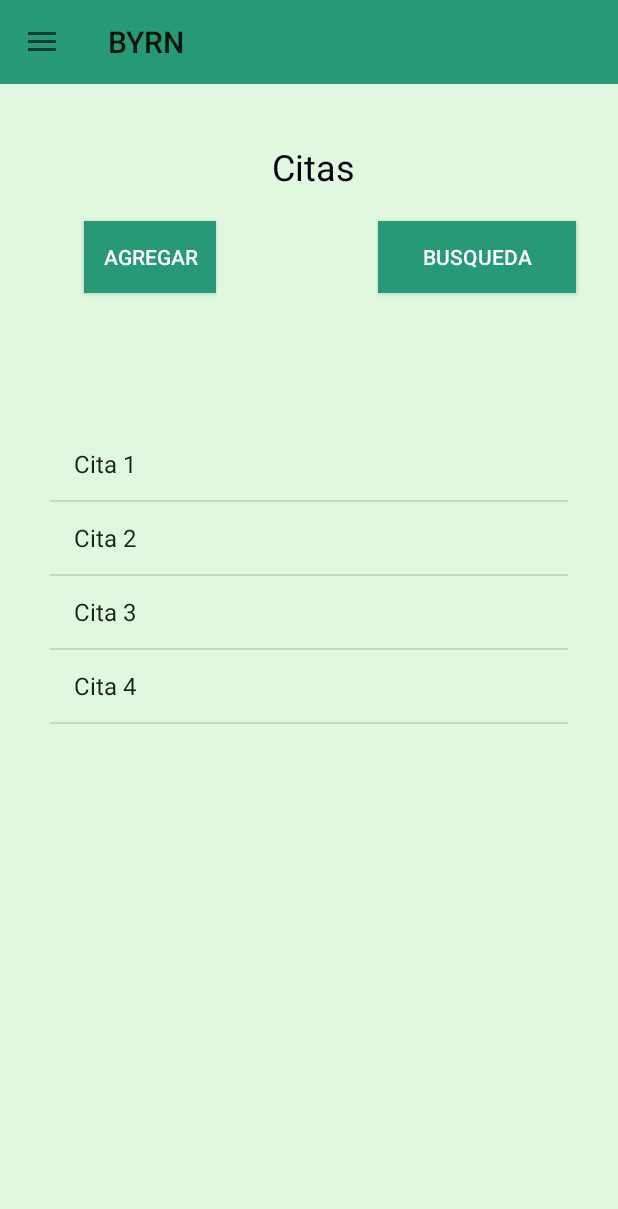
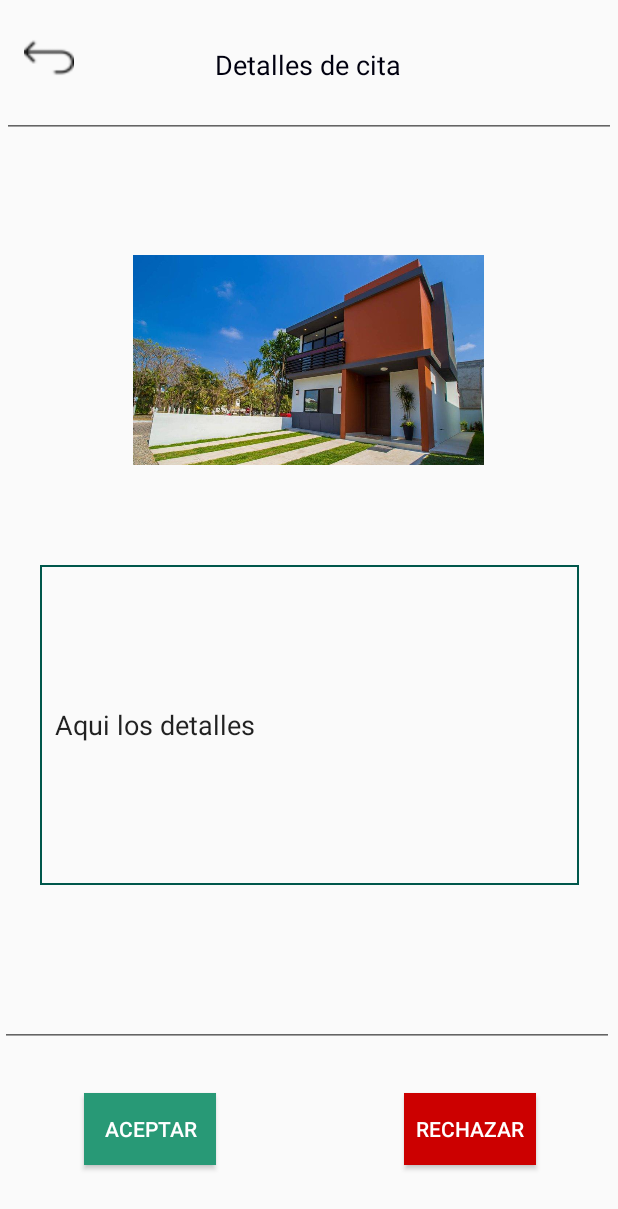
Before and after one commit to Samlmld/BYRN, an Android app: the fragment CitasFragment placed in its activity, after a tap on "Cita 1", on a phone screen of 412 x 824 dp. Shown: the top 1209 px of the screen. Run offline under Robolectric (Android 15) with nearby library versions, the phone set to English and light mode, and no system bars; our stand-ins replace navigation-ui.

Commit message:
Pequeña modificacion

```diff
--- a/app/src/main/AndroidManifest.xml
+++ b/app/src/main/AndroidManifest.xml
@@ -1,14 +1,12 @@
 <?xml version="1.0" encoding="utf-8"?>
 <manifest xmlns:android="http://schemas.android.com/apk/res/android"
     package="com.example.byrn">
-
     <!--
          The ACCESS_COARSE/FINE_LOCATION permissions are not required to use
          Google Maps Android API v2, but you must specify either coarse or fine
          location permissions for the 'MyLocation' functionality.
     -->
     <uses-permission android:name="android.permission.ACCESS_FINE_LOCATION" />
-
     <uses-permission android:name="android.permission.READ_EXTERNAL_STORAGE" />
 
     <application
@@ -18,7 +16,7 @@
         android:roundIcon="@mipmap/ic_launcher_round"
         android:supportsRtl="true"
         android:theme="@style/Theme.AppCompat.Light.NoActionBar">
-
+        <activity android:name=".DetallesCita"></activity>
         <!--
              The API key for Google Maps-based APIs is defined as a string resource.
              (See the file "res/values/google_maps_api.xml").
@@ -33,7 +31,7 @@
 
         <activity
             android:name=".MapsActivity"
-            android:label="@string/title_activity_maps"></activity>
+            android:label="@string/title_activity_maps" />
         <activity android:name=".BusquedaPropiedad" />
         <activity android:name=".AgregarPropiedad" />
         <activity android:name=".EditarPropiedad" />
--- a/app/src/main/java/com/example/byrn/CitasFragment.java
+++ b/app/src/main/java/com/example/byrn/CitasFragment.java
@@ -1,6 +1,7 @@
 package com.example.byrn;
 
 import android.content.Context;
+import android.content.Intent;
 import android.net.Uri;
 import android.os.Bundle;
 
@@ -90,7 +91,8 @@ public class CitasFragment extends Fragment {
         lvCitas.setOnItemClickListener(new AdapterView.OnItemClickListener() {
             @Override
             public void onItemClick(AdapterView<?> parent, View view, int position, long id) {
-
+                Intent v = new Intent(getActivity(), DetallesCita.class);
+                startActivity(v);
             }
         });
 
--- /dev/null
+++ b/app/src/main/java/com/example/byrn/DetallesCita.java
@@ -0,0 +1,14 @@
+package com.example.byrn;
+
+import androidx.appcompat.app.AppCompatActivity;
+
+import android.os.Bundle;
+
+public class DetallesCita extends AppCompatActivity {
+
+    @Override
+    protected void onCreate(Bundle savedInstanceState) {
+        super.onCreate(savedInstanceState);
+        setContentView(R.layout.activity_detalles_cita);
+    }
+}
--- /dev/null
+++ b/app/src/main/res/layout/activity_detalles_cita.xml
@@ -0,0 +1,124 @@
+<?xml version="1.0" encoding="utf-8"?>
+<androidx.constraintlayout.widget.ConstraintLayout xmlns:android="http://schemas.android.com/apk/res/android"
+    xmlns:app="http://schemas.android.com/apk/res-auto"
+    xmlns:tools="http://schemas.android.com/tools"
+    android:layout_width="match_parent"
+    android:layout_height="match_parent"
+    tools:context=".DetallesCita">
+
+    <TextView
+        android:id="@+id/textView"
+        android:layout_width="wrap_content"
+        android:layout_height="wrap_content"
+        android:text="Detalles de cita"
+        android:textColor="#00000F"
+        android:textSize="18sp"
+        app:layout_constraintBottom_toBottomOf="parent"
+        app:layout_constraintEnd_toEndOf="parent"
+        app:layout_constraintHorizontal_bias="0.497"
+        app:layout_constraintStart_toStartOf="parent"
+        app:layout_constraintTop_toTopOf="parent"
+        app:layout_constraintVertical_bias="0.038" />
+
+    <ImageView
+        android:id="@+id/imageView3"
+        android:layout_width="234dp"
+        android:layout_height="144dp"
+        app:layout_constraintBottom_toBottomOf="parent"
+        app:layout_constraintEnd_toEndOf="parent"
+        app:layout_constraintHorizontal_bias="0.497"
+        app:layout_constraintStart_toStartOf="parent"
+        app:layout_constraintTop_toTopOf="parent"
+        app:layout_constraintVertical_bias="0.247"
+        app:srcCompat="@drawable/propiedad" />
+
+    <EditText
+        android:id="@+id/editText5"
+        android:layout_width="359dp"
+        android:layout_height="213dp"
+        android:background="@drawable/style_bordes_editext"
+        android:ems="10"
+        android:inputType="textMultiLine"
+        android:text="Aqui los detalles"
+        app:layout_constraintBottom_toBottomOf="parent"
+        app:layout_constraintEnd_toEndOf="parent"
+        app:layout_constraintStart_toStartOf="parent"
+        app:layout_constraintTop_toTopOf="parent"
+        app:layout_constraintVertical_bias="0.617" />
+
+    <Button
+        android:id="@+id/btnEliminar"
+        android:layout_width="wrap_content"
+        android:layout_height="wrap_content"
+        android:background="@android:color/holo_red_dark"
+        android:text="Rechazar"
+        android:textColor="@color/colorAccent"
+        app:layout_constraintBottom_toBottomOf="parent"
+        app:layout_constraintEnd_toEndOf="parent"
+        app:layout_constraintHorizontal_bias="0.832"
+        app:layout_constraintStart_toStartOf="parent"
+        app:layout_constraintTop_toTopOf="parent"
+        app:layout_constraintVertical_bias="0.939" />
+
+    <Button
+        android:id="@+id/btnEditarPropiedad"
+        android:layout_width="wrap_content"
+        android:layout_height="wrap_content"
+        android:background="#289976"
+        android:text="Aceptar"
+        android:textColor="@color/colorAccent"
+        app:layout_constraintBottom_toBottomOf="parent"
+        app:layout_constraintEnd_toEndOf="parent"
+        app:layout_constraintHorizontal_bias="0.173"
+        app:layout_constraintStart_toStartOf="parent"
+        app:layout_constraintTop_toTopOf="parent"
+        app:layout_constraintVertical_bias="0.939" />
+
+    <EditText
+        android:id="@+id/editText6"
+        android:layout_width="409dp"
+        android:layout_height="26dp"
+        android:ems="10"
+        android:gravity="start|top"
+        android:inputType="textMultiLine"
+        android:textColor="#00000F"
+        android:textColorHighlight="#00000F"
+        android:textColorHint="#00000F"
+        android:textColorLink="#00000F"
+        app:layout_constraintBottom_toBottomOf="parent"
+        app:layout_constraintEnd_toEndOf="parent"
+        app:layout_constraintHorizontal_bias="0.0"
+        app:layout_constraintStart_toStartOf="parent"
+        app:layout_constraintTop_toTopOf="parent"
+        app:layout_constraintVertical_bias="0.842" />
+
+    <EditText
+        android:id="@+id/editText7"
+        android:layout_width="409dp"
+        android:layout_height="26dp"
+        android:ems="10"
+        android:gravity="start|top"
+        android:inputType="textMultiLine"
+        android:textColor="#00000F"
+        android:textColorHighlight="#00000F"
+        android:textColorHint="#00000F"
+        android:textColorLink="#00000F"
+        app:layout_constraintBottom_toBottomOf="parent"
+        app:layout_constraintEnd_toEndOf="parent"
+        app:layout_constraintStart_toStartOf="parent"
+        app:layout_constraintTop_toTopOf="parent"
+        app:layout_constraintVertical_bias="0.083" />
+
+    <Button
+        android:id="@+id/btnRegresar"
+        android:layout_width="33dp"
+        android:layout_height="30dp"
+        android:background="@drawable/r"
+        app:layout_constraintBottom_toBottomOf="parent"
+        app:layout_constraintEnd_toEndOf="parent"
+        app:layout_constraintHorizontal_bias="0.042"
+        app:layout_constraintStart_toStartOf="parent"
+        app:layout_constraintTop_toTopOf="parent"
+        app:layout_constraintVertical_bias="0.029" />
+
+</androidx.constraintlayout.widget.ConstraintLayout>
--- a/app/src/main/res/layout/fragment_citas.xml
+++ b/app/src/main/res/layout/fragment_citas.xml
@@ -35,8 +35,8 @@
 
         <ListView
             android:id="@+id/lvCitas"
-            android:layout_width="345dp"
-            android:layout_height="478dp"
+            android:layout_width="352dp"
+            android:layout_height="436dp"
             app:layout_constraintBottom_toBottomOf="parent"
             app:layout_constraintEnd_toEndOf="parent"
             app:layout_constraintStart_toStartOf="parent"
```
